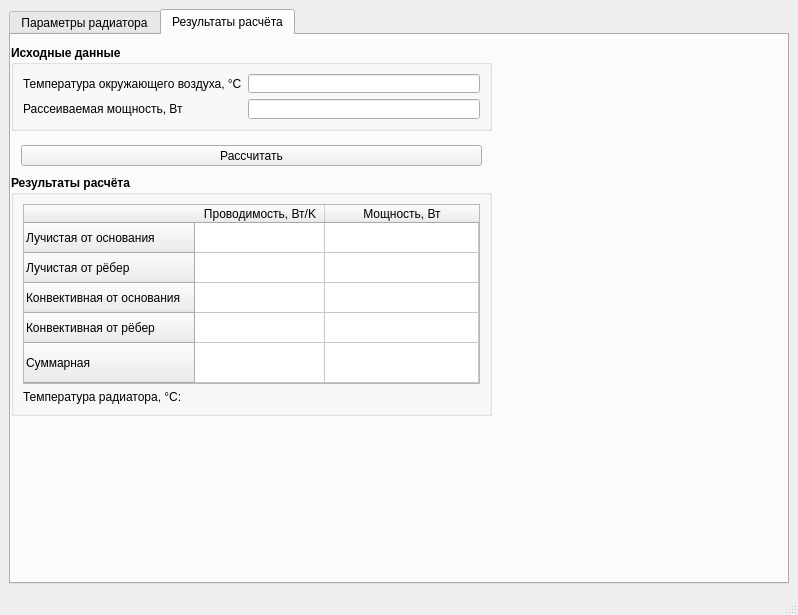
Above: radiator/mainwindow.ui from Danila-Code/cpp-radiator before the change. Below: the same form after it.
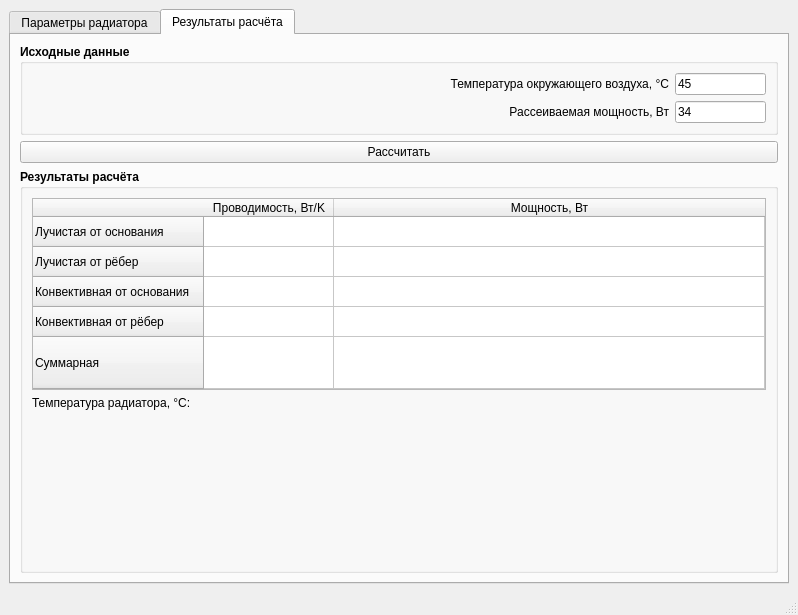
That is the form after the change.

Commit message: add temperature calculation and output

```diff
--- a/radiator/mainwindow.ui
+++ b/radiator/mainwindow.ui
@@ -475,28 +475,100 @@
        <attribute name="title">
         <string>Результаты расчёта</string>
        </attribute>
+       <layout class="QVBoxLayout" name="verticalLayout_2">
+        <item>
+         <widget class="QGroupBox" name="gb_initia_data">
+          <property name="font">
+           <font>
+            <bold>true</bold>
+           </font>
+          </property>
+          <property name="title">
+           <string>Исходные данные</string>
+          </property>
+          <layout class="QFormLayout" name="formLayout">
+           <item row="0" column="0" colspan="2">
+            <layout class="QGridLayout" name="gridLayout_5" columnstretch="7,1">
+             <item row="1" column="0">
+              <widget class="QLabel" name="lbl_power">
+               <property name="font">
+                <font>
+                 <bold>false</bold>
+                </font>
+               </property>
+               <property name="text">
+                <string>Рассеиваемая мощность, Вт</string>
+               </property>
+               <property name="alignment">
+                <set>Qt::AlignmentFlag::AlignRight|Qt::AlignmentFlag::AlignTrailing|Qt::AlignmentFlag::AlignVCenter</set>
+               </property>
+              </widget>
+             </item>
+             <item row="1" column="1">
+              <widget class="QLineEdit" name="led_power">
+               <property name="font">
+                <font>
+                 <bold>false</bold>
+                </font>
+               </property>
+               <property name="text">
+                <string>34</string>
+               </property>
+              </widget>
+             </item>
+             <item row="0" column="0">
+              <widget class="QLabel" name="lbl_t_env">
+               <property name="font">
+                <font>
+                 <bold>false</bold>
+                </font>
+               </property>
+               <property name="text">
+                <string>Температура окружающего воздуха, °C</string>
+               </property>
+               <property name="alignment">
+                <set>Qt::AlignmentFlag::AlignRight|Qt::AlignmentFlag::AlignTrailing|Qt::AlignmentFlag::AlignVCenter</set>
+               </property>
+              </widget>
+             </item>
+             <item row="0" column="1">
+              <widget class="QLineEdit" name="led_t_env">
+               <property name="font">
+                <font>
+                 <bold>false</bold>
+                </font>
+               </property>
+               <property name="text">
+                <string>45</string>
+               </property>
+              </widget>
+             </item>
+            </layout>
+           </item>
+          </layout>
+         </widget>
+        </item>
+        <item>
        <widget class="QPushButton" name="pb_calculate">
-        <property name="geometry">
-         <rect>
-          <x>10</x>
-          <y>110</y>
-          <width>461</width>
-          <height>21</height>
-         </rect>
+          <property name="sizePolicy">
+           <sizepolicy hsizetype="Preferred" vsizetype="Fixed">
+            <horstretch>0</horstretch>
+            <verstretch>0</verstretch>
+           </sizepolicy>
+          </property>
+          <property name="minimumSize">
+           <size>
+            <width>0</width>
+            <height>0</height>
+           </size>
         </property>
         <property name="text">
          <string>Рассчитать</string>
         </property>
        </widget>
+        </item>
+        <item>
        <widget class="QGroupBox" name="gb_results">
-        <property name="geometry">
-         <rect>
-          <x>0</x>
-          <y>140</y>
-          <width>481</width>
-          <height>241</height>
-         </rect>
-        </property>
         <property name="font">
          <font>
           <bold>true</bold>
@@ -506,25 +578,6 @@
          <string>Результаты расчёта</string>
         </property>
         <layout class="QFormLayout" name="formLayout_2">
-         <item row="2" column="0">
-          <widget class="QLabel" name="lbl_temperature">
-           <property name="font">
-            <font>
-             <bold>false</bold>
-            </font>
-           </property>
-           <property name="text">
-            <string>Температура радиатора, °C:</string>
-           </property>
-          </widget>
-         </item>
-         <item row="2" column="1">
-          <widget class="QLabel" name="lbl_t_radiator">
-           <property name="text">
-            <string/>
-           </property>
-          </widget>
-         </item>
          <item row="0" column="0" colspan="2">
           <widget class="QTableWidget" name="tb_results">
            <property name="font">
@@ -600,72 +653,109 @@
              <string>Мощность, Вт</string>
             </property>
            </column>
-          </widget>
-         </item>
-        </layout>
-       </widget>
-       <widget class="QGroupBox" name="gb_initia_data">
-        <property name="geometry">
-         <rect>
-          <x>0</x>
-          <y>10</y>
-          <width>481</width>
-          <height>86</height>
-         </rect>
-        </property>
-        <property name="font">
-         <font>
-          <bold>true</bold>
-         </font>
-        </property>
-        <property name="title">
-         <string>Исходные данные</string>
-        </property>
-        <layout class="QFormLayout" name="formLayout">
          <item row="0" column="0">
-          <widget class="QLabel" name="lbl_t_env">
-           <property name="font">
-            <font>
-             <bold>false</bold>
-            </font>
-           </property>
            <property name="text">
-            <string>Температура окружающего воздуха, °C</string>
-           </property>
-          </widget>
+               <string/>
+              </property>
+              <property name="textAlignment">
+               <set>AlignTrailing|AlignVCenter</set>
+              </property>
          </item>
          <item row="0" column="1">
-          <widget class="QLineEdit" name="led_t_env">
-           <property name="font">
-            <font>
-             <bold>false</bold>
-            </font>
-           </property>
+              <property name="textAlignment">
+               <set>AlignTrailing|AlignVCenter</set>
+              </property>
+             </item>
+             <item row="1" column="0">
+              <property name="text">
+               <string/>
+              </property>
+              <property name="textAlignment">
+               <set>AlignTrailing|AlignVCenter</set>
+              </property>
+             </item>
+             <item row="1" column="1">
+              <property name="textAlignment">
+               <set>AlignTrailing|AlignVCenter</set>
+              </property>
+             </item>
+             <item row="2" column="0">
+              <property name="text">
+               <string/>
+              </property>
+              <property name="textAlignment">
+               <set>AlignTrailing|AlignVCenter</set>
+              </property>
+             </item>
+             <item row="2" column="1">
+              <property name="textAlignment">
+               <set>AlignTrailing|AlignVCenter</set>
+              </property>
+             </item>
+             <item row="3" column="0">
+              <property name="text">
+               <string/>
+              </property>
+              <property name="textAlignment">
+               <set>AlignTrailing|AlignVCenter</set>
+              </property>
+             </item>
+             <item row="3" column="1">
+              <property name="textAlignment">
+               <set>AlignTrailing|AlignVCenter</set>
+              </property>
+             </item>
+             <item row="4" column="0">
+              <property name="text">
+               <string/>
+              </property>
+              <property name="textAlignment">
+               <set>AlignTrailing|AlignVCenter</set>
+              </property>
+             </item>
+             <item row="4" column="1">
+              <property name="textAlignment">
+               <set>AlignTrailing|AlignVCenter</set>
+              </property>
+             </item>
           </widget>
          </item>
          <item row="1" column="0">
-          <widget class="QLabel" name="lbl_power">
+            <widget class="QLabel" name="lbl_temperature">
            <property name="font">
             <font>
              <bold>false</bold>
             </font>
            </property>
            <property name="text">
-            <string>Рассеиваемая мощность, Вт</string>
+              <string>Температура радиатора, °C:</string>
            </property>
           </widget>
          </item>
          <item row="1" column="1">
-          <widget class="QLineEdit" name="led_power">
-           <property name="font">
-            <font>
-             <bold>false</bold>
-            </font>
+            <widget class="QLabel" name="lbl_t_radiator">
+             <property name="text">
+              <string/>
            </property>
           </widget>
          </item>
-        </layout>
-       </widget>
+           <item row="2" column="1">
+            <spacer name="verticalSpacer">
+             <property name="orientation">
+              <enum>Qt::Orientation::Vertical</enum>
+             </property>
+             <property name="sizeHint" stdset="0">
+              <size>
+               <width>20</width>
+               <height>40</height>
+              </size>
+             </property>
+            </spacer>
+           </item>
+          </layout>
+         </widget>
+        </item>
+       </layout>
       </widget>
      </widget>
     </item>
```
Left out of the diff: 90 changed lines with no effect on the pictures. Lines whose indentation alone changed are shown as unchanged. The commit also changes 9 other files.
